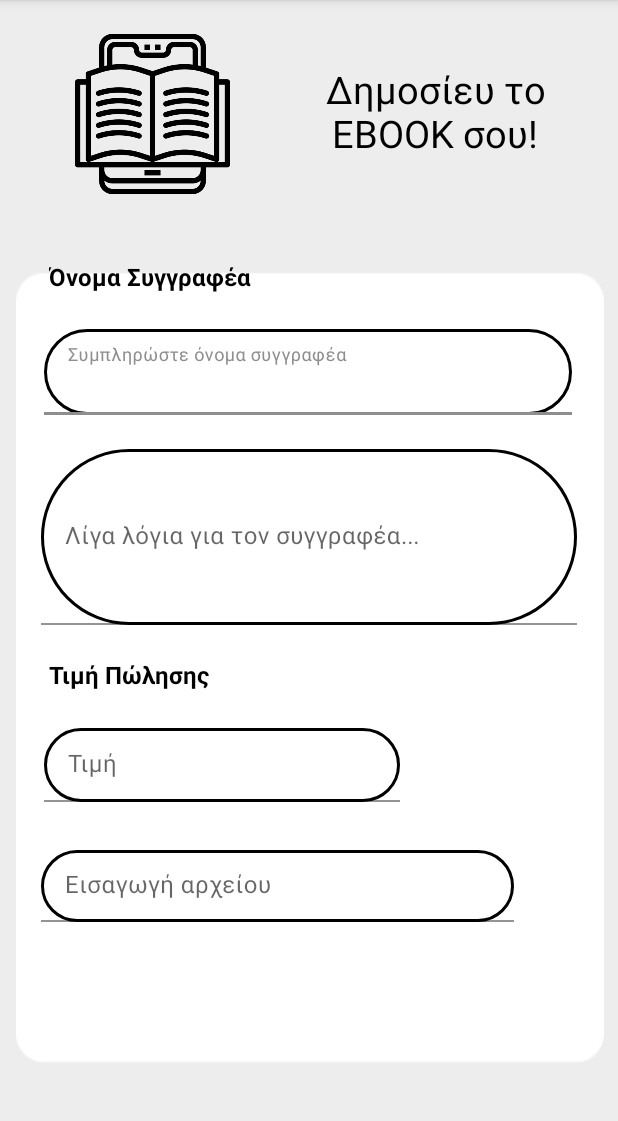
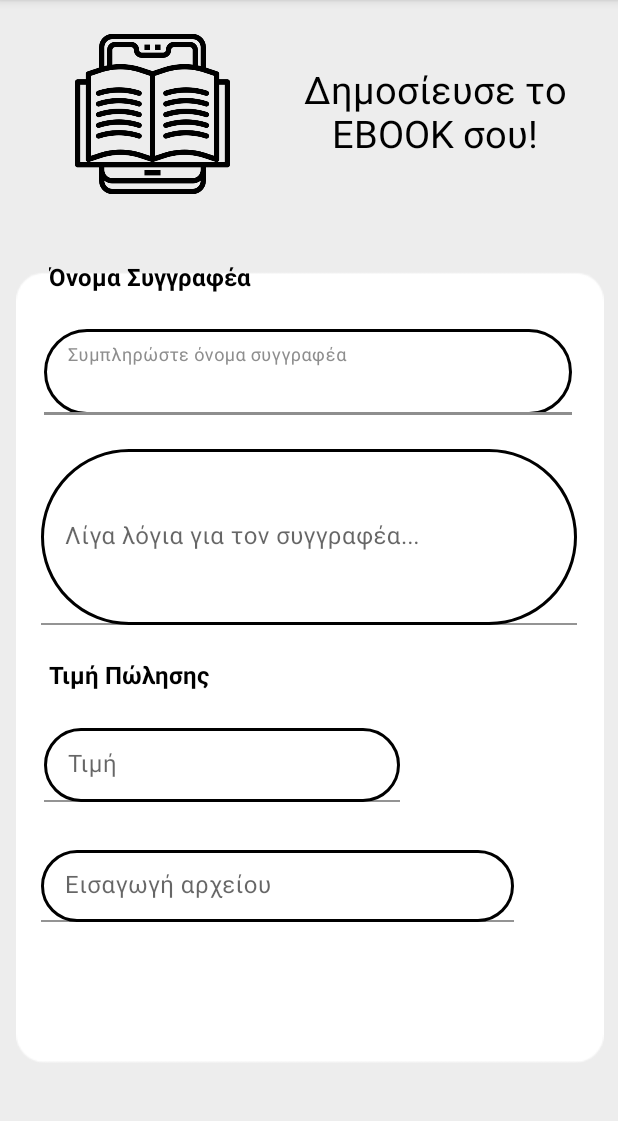
Before and after one commit to EvelyneKol/ReadEase, an Android app: the upload_ebook screen opened directly, with no data from a screen before it, on a phone screen of 412 x 824 dp, the part 84-1205 px from its top. Run offline under Robolectric (Android 15) with nearby library versions, the phone set to English and light mode, and no system bars.

Commit message:
ebook corrections on description

```diff
--- a/app/src/main/res/layout/upload_ebook.xml
+++ b/app/src/main/res/layout/upload_ebook.xml
@@ -35,7 +35,7 @@
         android:id="@+id/ebook_txt"
         android:layout_width="211dp"
         android:layout_height="81dp"
-        android:text="Δημοσίευ το EBOOK σου!"
+        android:text="Δημοσίευσε το EBOOK σου!"
         android:textAlignment="center"
         android:textColor="@color/black"
         android:textSize="25sp"
```
